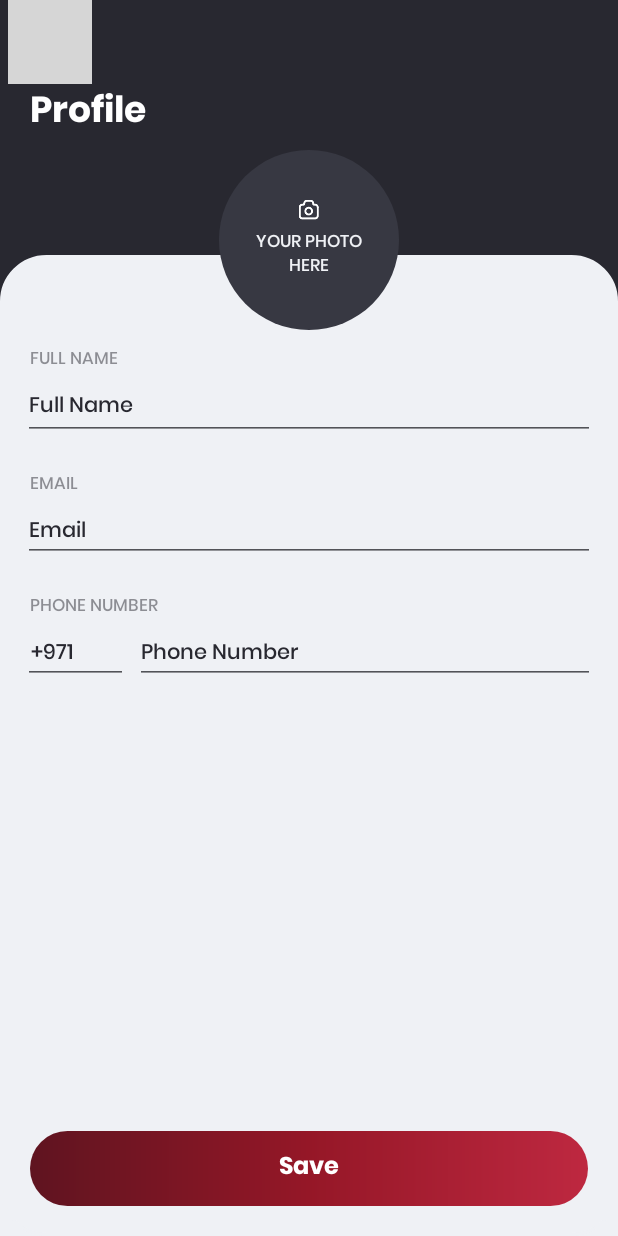
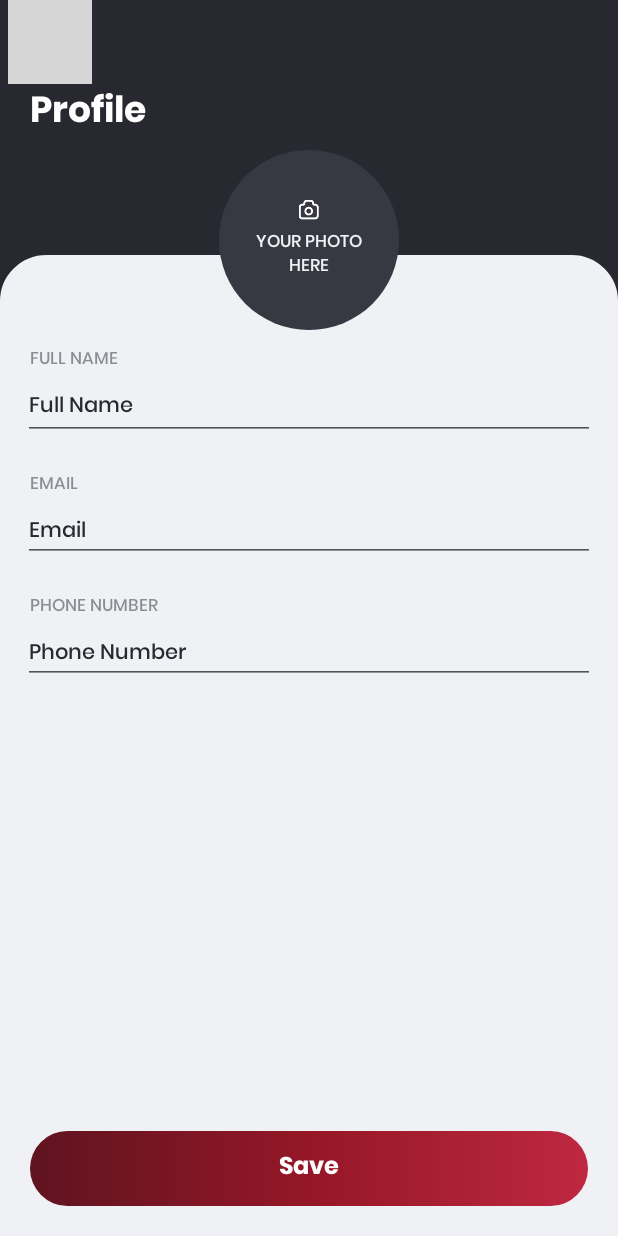
Before and after one commit to sha8wn/SCM-Majlis-Android, an Android app: the EditProfileActivity screen opened directly, with no data from a screen before it, on a phone screen of 412 x 824 dp. Run offline under Robolectric (Android 15) with nearby library versions, the light colour scheme and no system bars; our stand-ins replace CircleImageView, data binding; libraries missing offline, so code that uses them is left out: com.esafirm.imagepicker; pictures from the network do not load; 2 statements that could not run were skipped; grey boxes are pictures that could not be loaded.

Commit message:
worked on Cr points

```diff
--- a/app/src/main/AndroidManifest.xml
+++ b/app/src/main/AndroidManifest.xml
@@ -127,7 +127,7 @@
             android:name=".activitys.EditProfileActivity"
             android:screenOrientation="portrait"
             android:theme="@style/ProfileScreenTheme"
-            android:windowSoftInputMode="stateHidden" />
+            android:windowSoftInputMode="stateHidden|adjustPan" />
 
         <activity
             android:name=".activitys.EventDetailActivity"
--- a/app/src/main/java/com/nibou/niboucustomer/activitys/EditProfileActivity.java
+++ b/app/src/main/java/com/nibou/niboucustomer/activitys/EditProfileActivity.java
@@ -95,7 +95,7 @@ public class EditProfileActivity extends BaseActivity {
 
     private void getUserDetailsNetworkCall() {
         AppDialogs.getInstance().showProgressBar(context, null, true);
-        ApiHandler.requestService(context, ApiClient.getClient().create(ApiEndPoint.class).getSettingScreenNetworkCall(LocalPrefences.getInstance().getString(context, AppConstant.TOKEN),LocalPrefences.getInstance().getString(context, AppConstant.USER_ID)), new ApiHandler.CallBack() {
+        ApiHandler.requestService(context, ApiClient.getClient().create(ApiEndPoint.class).getSettingScreenNetworkCall(LocalPrefences.getInstance().getString(context, AppConstant.TOKEN), LocalPrefences.getInstance().getString(context, AppConstant.USER_ID)), new ApiHandler.CallBack() {
             @Override
             public void success(boolean isSuccess, Object data) {
                 AppDialogs.getInstance().showProgressBar(context, null, false);
@@ -119,7 +119,7 @@ public class EditProfileActivity extends BaseActivity {
         HashMap<String, Object> parameters = new HashMap<>();
         parameters.put("name", binding.etName.getText().toString().trim());
         parameters.put("email", binding.etEmail.getText().toString().trim());
-        parameters.put("phone", "00971" + binding.etPhone.getText().toString().trim());
+        parameters.put("phone", binding.etPhone.getText().toString().trim());
 
         if (profileLocalPath != null)
             parameters.put("img_add", MediaUtil.getBase64FromPath(profileLocalPath));
--- a/app/src/main/java/com/nibou/niboucustomer/activitys/ForgotPasswordActivity.java
+++ b/app/src/main/java/com/nibou/niboucustomer/activitys/ForgotPasswordActivity.java
@@ -52,7 +52,7 @@ public class ForgotPasswordActivity extends BaseActivity {
             public void success(boolean isSuccess, Object data) {
                 AppDialogs.getInstance().showProgressBar(context, null, false);
                 if (isSuccess) {
-                    AppDialogs.getInstance().showCustomDialog(context, getString(R.string.error).toUpperCase(), getString(R.string.dialog_reset_pwd_message), getString(R.string.OK), getResources().getColor(R.color.colorPrimary), status -> {
+                    AppDialogs.getInstance().showCustomDialog(context, getString(R.string.success).toUpperCase(), getString(R.string.dialog_reset_pwd_message), getString(R.string.OK), getResources().getColor(R.color.colorPrimary), status -> {
                         onBackPressed();
                     });
                 } else {
--- a/app/src/main/java/com/nibou/niboucustomer/fragments/SettingFragment.java
+++ b/app/src/main/java/com/nibou/niboucustomer/fragments/SettingFragment.java
@@ -117,7 +117,7 @@ public class SettingFragment extends Fragment {
 
     private void showData(ListResponseModel.ModelList modelList) {
         binding.tvTitle.setText(modelList.getName());
-        binding.tvCode.setText("SCM00" + modelList.getId());
+        binding.tvCode.setText("SCM" + modelList.getId2());
         if (modelList.getExpiry() != null && !modelList.getExpiry().contains("0000-00-00")) {
             binding.tvDate.setText(DateFormatUtil.getRequiredDateFormat(DateFormatUtil.getMilliesFromServerDate(modelList.getCreated()), "MMM dd, yyyy") + " to " + DateFormatUtil.getRequiredDateFormat(DateFormatUtil.getMilliesFromServerDate(modelList.getExpiry()), "MMM dd, yyyy"));
         } else {
--- a/app/src/main/res/layout/activity_signup.xml
+++ b/app/src/main/res/layout/activity_signup.xml
@@ -228,6 +228,7 @@
                     android:textDirection="locale"
                     android:textSize="14sp"
                     android:theme="@style/MyEditTextTheme"
+                    android:visibility="gone"
                     app:layout_constraintLeft_toLeftOf="parent"
                     app:layout_constraintTop_toBottomOf="@+id/tv_phone" />
 
@@ -235,7 +236,7 @@
                     android:id="@+id/et_phone"
                     android:layout_width="match_parent"
                     android:layout_height="wrap_content"
-                    android:layout_marginStart="90dp"
+                    android:layout_marginStart="15dp"
                     android:layout_marginEnd="15dp"
                     android:fontFamily="@font/poppins_medium"
                     android:gravity="start"
--- a/app/src/main/res/layout/fragment_profile.xml
+++ b/app/src/main/res/layout/fragment_profile.xml
@@ -162,6 +162,7 @@
                         android:paddingStart="5dp"
                         android:paddingBottom="8dp"
                         android:text="+971"
+                        android:visibility="gone"
                         android:textColor="@color/app_theme_color"
                         android:textColorHint="@color/app_theme_color"
                         android:textDirection="locale"
@@ -174,12 +175,12 @@
                         android:id="@+id/et_phone"
                         android:layout_width="match_parent"
                         android:layout_height="wrap_content"
-                        android:layout_marginStart="90dp"
+                        android:layout_marginStart="15dp"
                         android:layout_marginEnd="15dp"
                         android:fontFamily="@font/poppins_medium"
                         android:gravity="start"
                         android:hint="@string/phone_num"
-                        android:imeOptions="actionNext"
+                        android:imeOptions="actionDone"
                         android:inputType="phone"
                         android:paddingBottom="8dp"
                         android:textAlignment="viewStart"
--- a/app/src/main/res/values/strings.xml
+++ b/app/src/main/res/values/strings.xml
@@ -121,9 +121,7 @@
     <string name="link_expired">This link has already been used.</string>
     <string name="forgot_password">Forgot password?</string>
     <string name="reset_pwd">Reset my password</string>
-    <string name="dialog_reset_pwd_message">If you have entered a valid email, you will recieve an email with reset
-        instructions.
-    </string>
+    <string name="dialog_reset_pwd_message">Please check your registered email for further instructions.</string>
     <string name="spots_remaining">spots remaining</string>
     <string name="finish">Finish</string>
     <string name="profile">Profile</string>
```
Also changed, not shown: app/src/main/java/com/nibou/niboucustomer/activitys/SignupActivity.java (+3 -13 lines), app/src/main/java/com/nibou/niboucustomer/models/ListResponseModel.java (+13 -0 lines).
